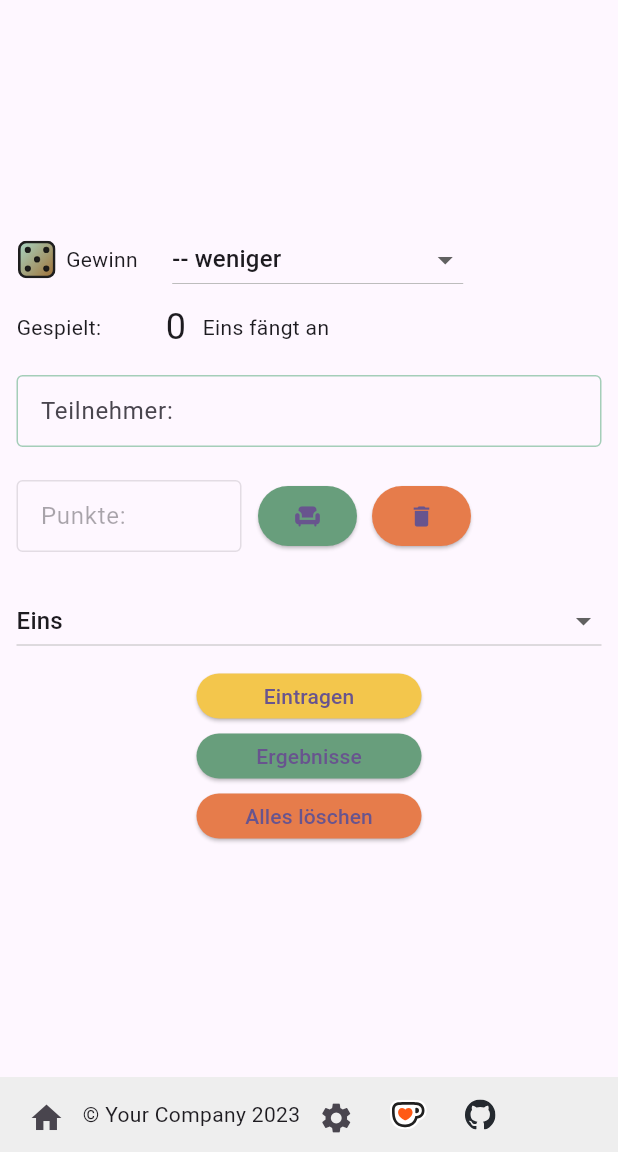
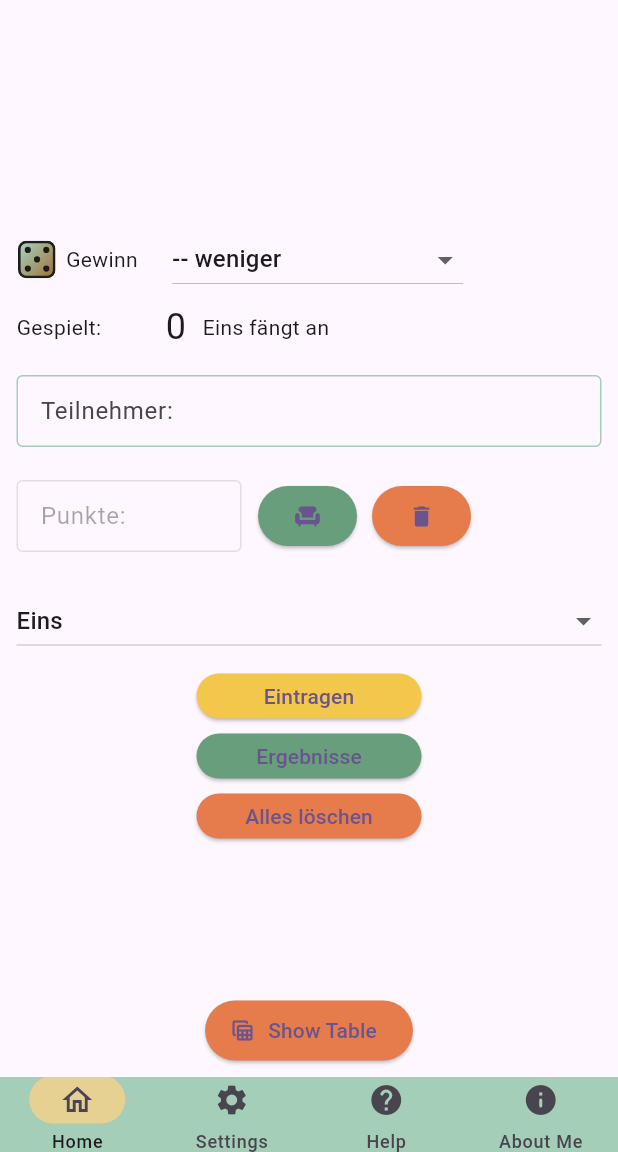
Before and after one commit to DGrothe-PhD/punktspiel, a Flutter app: the screen it shows after launch, on a phone screen of 412 x 824 dp, the part 84-1236 px from its top. Run offline on Flutter 3.47's test engine with Material 3 defaults, Android fonts, the phone set to English and light mode, and no system bars; our stand-ins replace flutter_html, flutter_svg, package_info_plus, share_plus, sprintf, swipe_to and 1 more; missing offline and left inert: markdown.

Commit message:
navbar ready, step left: integrate points table where dummy text is.

```diff
--- a/lib/main.dart
+++ b/lib/main.dart
@@ -1,4 +1,4 @@
-// ignore_for_file: prefer_adjacent_string_concatenation
+// ignore_for_file: prefer_adjacent_string_concatenation, non_constant_identifier_names
 import 'package:flutter/cupertino.dart';
 import 'package:flutter/material.dart';
 import 'package:flutter/services.dart';
@@ -17,7 +17,6 @@ void main() {
 
 // ignore: must_be_immutable
 class MyApp extends StatelessWidget {
-  //SettingsAppWidget settingsPage = const SettingsAppWidget();
   const MyApp({super.key});
   //final TableExampleApp punkteTabelle = const TableExampleApp();
 
@@ -55,12 +54,24 @@ class MyHomePage extends StatefulWidget {
 }
 
 class _MyHomePageState extends State<MyHomePage> {
+  final now = DateTime.now();
   final GlobalKey<ScaffoldState> _scaffoldKey = GlobalKey<ScaffoldState>();
   //Each editable field needs their controller.
   //Otherwise, stuff happens, such as that a name appears in a number field.
   final TextEditingController numberFieldController = TextEditingController();
   final TextEditingController namesFieldController = TextEditingController();
   final TextEditingController selectableNamesMenuController = TextEditingController();
+  int currentPageIndex = 0;
+
+  //SettingsHelper settingsHelper = SettingsHelper();
+  final SvgPicture kofiIcon = SvgPicture.asset(
+    'assets/images/kofi_symbol.svg',
+    width: 25.0, height: 25.0,
+  );
+  final SvgPicture githubIcon = SvgPicture.asset(
+    'assets/images/github-mark.svg',
+    width: 25.0, height: 25.0,
+  );
   final EdgeInsets edgeInsets = const EdgeInsets.all(11);
   final double buttonHeight = 30;
 
@@ -250,13 +261,15 @@ class _MyHomePageState extends State<MyHomePage> {
     return answer ?? false;
   }
 
-  void showPoints() {
-    Navigator.push(
-      context,
+  void togglePointsView() {
+    setState(() {
+      Lang.tableVisible = !Lang.tableVisible;
+      /*Navigator.push(context,
         MaterialPageRoute(
           builder: (context) => punkteTabelle,
         )
-    );
+      );*/
+    });
   }
 
   void deleteLastEntry() {
@@ -275,73 +288,12 @@ class _MyHomePageState extends State<MyHomePage> {
     setState(() { _dontEditNames = false;});
   }
 
-  void _navigateAndRefresh() async{
-    //C#-ish here, discarding a variable using a _. :D
-    final _ = await Navigator.push(
-      context, MaterialPageRoute(builder: (context) => settingsPage),
-    );
-    setState(() {});
-  }
-
-  @override
-  Widget build(BuildContext context) {
-    return GestureDetector(
-      onTap: closeKbd,
-      //onDoubleTap: () => {},
-      //onLongPress: () => {},
-      child: Scaffold(
-        key: _scaffoldKey,
-        resizeToAvoidBottomInset: false,
-        appBar: AppBar(backgroundColor: Colors.amber, title: Text(widget.title),),
-      bottomNavigationBar: Container(
-        padding: const EdgeInsets.all(7),
-        height: 50.0,
-        color: Colors.grey[200],
-        child: Row(
-        children: [
-          IconButton(
-            icon: const Icon(Icons.home),
-            onPressed: () => {},
-          ),
-          const Text(
-            '© Your Company 2023',
-            style: TextStyle(fontSize: 14.0),
-          ),
-          IconButton(
-            icon: const Icon(Icons.settings),
-            onPressed: _navigateAndRefresh,
-          ),
-          IconButton(
-            icon: SvgPicture.asset(
-              'assets/images/kofi_symbol.svg',
-              width: 25.0, height: 25.0,
-            ),
-            onPressed: _launchKoFi,
-          ),
-          IconButton(
-            icon: SvgPicture.asset(
-              'assets/images/github-mark.svg',
-              width: 25.0, height: 25.0,
-            ),
-            onPressed: _launchGitHub,
-          ),
-        ],),
-      ),
-      body: Center(
-        child: Column(
+  Widget _HomeContent(){
+    return //Center(
+      //child:
+      Column(
         mainAxisAlignment: MainAxisAlignment.center,
           children: <Widget>[
-            //Row(children:[
-            //   SizedBox(
-            //   // Open settings
-            //   width: 70,
-            //   height: buttonHeight,
-            //   child: ElevatedButton(
-            //   onPressed: _navigateAndRefresh,
-            //   style: ButtonStyle(backgroundColor: Themes.sunflower),
-            //   child: const Icon(Icons.settings),
-            // ),),
-            //]),
             Row(children: [
               Container(
                 margin: const EdgeInsets.all(7),
@@ -454,7 +406,7 @@ class _MyHomePageState extends State<MyHomePage> {
           const SizedBox(height:10),
           mySizedBox(
             ElevatedButton(
-              onPressed: showPoints,
+            onPressed: togglePointsView,//! TODO ephemeral
             style: ButtonStyle(backgroundColor: Themes.green),
             child: Text(Locales.results[Lang.l]),
           ),),
@@ -466,17 +418,128 @@ class _MyHomePageState extends State<MyHomePage> {
             child: Text(Locales.deleteAllResults[Lang.l]),
           ),),
           const SizedBox(height: 10),
-            //ElevatedButton.icon(
-            //  onPressed: _launchKoFi,
-            //  icon: const Icon(Icons.favorite),
-            //  label: const Text('Support me on Ko-fi', style: TextStyle(fontSize: 12.0)              ),
-            //  style: ButtonStyle(backgroundColor: Themes.greenish),
-            //)
+        ],
+  //    ),
+    );
+  }
+
+  Widget myHomePage(){
+    return Stack(
+      children: <Widget>[
+        Lang.tableVisible ? const Text("<3") : _HomeContent(),
+        Align(alignment: Alignment.bottomCenter,
+          child: Padding(
+            padding: const EdgeInsets.all(7),
+            child: ElevatedButton.icon(
+              icon: const Icon(Icons.table_view),
+              onPressed: togglePointsView,
+              style: ButtonStyle(backgroundColor: Themes.pumpkin,),
+              label: Text("${Lang.tableVisible ? "Hide ": "Show "}Table"),
+          ),),
+        )
+      ]
+    );
+    /*return Center(
+      child: _HomeContent(),
+    );*/
+  }
+
+  Widget aboutMePage() => Column(
+    children: <Widget>[
+      const Padding(
+        padding: EdgeInsets.all(5),
+        child: Text("A local app to add points when playing cards or similar games in a group.\n"+
+          "Designed for the fun of it and for learning!"),
+      ),
+      const SizedBox(height: 7),
+      ElevatedButton.icon(
+        icon: kofiIcon,
+        onPressed: () {_launchKoFi();},
+        style: ButtonStyle(backgroundColor: Themes.green,),
+        label: const Text("Support me on Ko-fi"),
+      ),
+      const SizedBox(height: 7),
+      ElevatedButton.icon(
+        icon: githubIcon,
+        onPressed: () {_launchGitHub();},
+        style: ButtonStyle(backgroundColor: Themes.pumpkin,),
+        label: const Text("Open GitHub"),
+      ),
+    ]
+  );
+
+  Widget myHelpPage() {
+    return const Text("tbd");
+  }
+
+  @override
+  Widget build(BuildContext context) {
+    Widget currentPage;// = myHomePage();
+    switch(currentPageIndex){
+      case 0:
+        currentPage = myHomePage();
+        break;
+      case 1:
+        currentPage = settingsPage;
+        break;
+      case 2:
+        currentPage = myHelpPage();
+        break;
+      case 3:
+        currentPage = aboutMePage();
+        break;
+      default:
+        currentPage = myHomePage();
+        break;
+    }
+
+    Widget TheContent =
+    GestureDetector(
+      onTap: closeKbd,
+      //onDoubleTap: () => {},
+      //onLongPress: () => {},
+      child: Scaffold(
+        key: _scaffoldKey,
+        resizeToAvoidBottomInset: false,
+        appBar: AppBar(backgroundColor: Colors.amber, title: Text(widget.title),),
+      bottomNavigationBar: NavigationBar(
+        height: 50.0,
+        backgroundColor: Themes.greenishColor,
+        //indicatorColor: Colors.grey[200],
+        onDestinationSelected: (int index) {
+          setState(() {
+            currentPageIndex = index;
+          });
+        },
+        indicatorColor: Themes.active,
+        selectedIndex: currentPageIndex,
+        destinations: const <Widget>[
+          NavigationDestination(
+            icon: Icon(Icons.home),
+            selectedIcon: Icon(Icons.home_outlined),
+            label: 'Home',
+          ),
+          NavigationDestination(
+            icon: Icon(Icons.settings),
+            selectedIcon: Icon(Icons.settings_outlined),
+            label: 'Settings',
+          ),
+          NavigationDestination(
+            icon: Icon(Icons.help_rounded),
+            selectedIcon: Icon(Icons.help_outline_rounded),
+            label: 'Help',
+          ),
+          NavigationDestination(
+            icon: Icon(Icons.info_rounded),
+            selectedIcon: Icon(Icons.info_outline_rounded),
+            label: 'About Me',
+          ),
         ],
       ),
-      ),
+      body: currentPage,
     ),
     );
+    return TheContent;
   }
 
   SizedBox mySizedBox(Widget childwidget){
@@ -500,4 +563,5 @@ class _MyHomePageState extends State<MyHomePage> {
       _showAlertDialog(Locales.isOffline[Lang.l]);
    }
   }
+
 }
```
Also changed, not shown: lib/table.dart (+23 -14 lines). Lines whose indentation alone changed are shown as unchanged.
